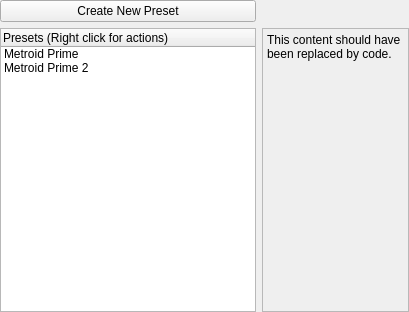
Qt form randovania/gui/ui_files/select_preset_widget.ui (randovania/randovania) before a commit.
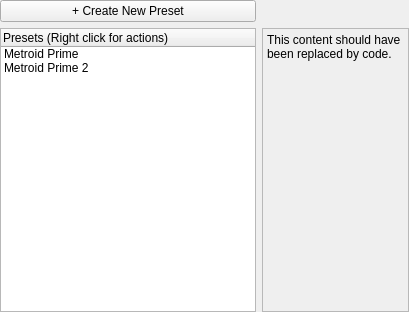
The same form after that commit. Custom widgets are drawn as their Qt base class.

Commit message: made button open customize menu, added + to button

What changed in the file:
```diff
--- a/randovania/gui/ui_files/select_preset_widget.ui
+++ b/randovania/gui/ui_files/select_preset_widget.ui
@@ -26,7 +26,7 @@
    <item row="0" column="0" colspan="2">
     <widget class="QPushButton" name="create_new_preset_button">
      <property name="text">
-      <string>Create New Preset</string>
+      <string>+ Create New Preset</string>
      </property>
     </widget>
    </item>
```
The commit also changes 2 other files.
